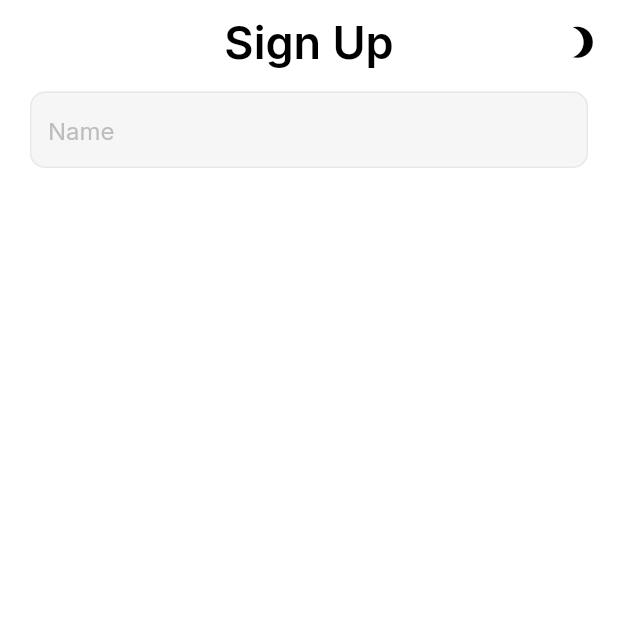
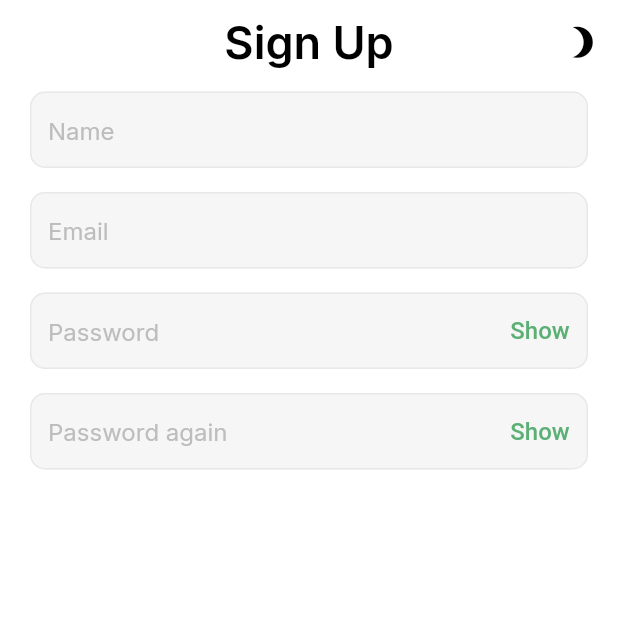
Before and after one commit to deam91/validate_your_input, a Flutter app: the screen it shows after launch, on a phone screen of 412 x 824 dp, the top half of it. Run offline on Flutter 3.47's test engine with Material 2 defaults, Android fonts, the light colour scheme and no system bars; drawn by our look-alikes of reactive_forms; our stand-ins replace get_it, google_fonts, shared_preferences; generated files the repository leaves out were written again.

Commit message:
Add email, password and password confirmation fields

```diff
--- a/lib/features/signup/custom_form.dart
+++ b/lib/features/signup/custom_form.dart
@@ -2,6 +2,7 @@ import 'package:flutter/foundation.dart';
 import 'package:flutter/material.dart';
 import 'package:reactive_forms/reactive_forms.dart';
 import 'package:validate_your_input/features/signup/animated_field_wrapper.dart';
+import 'package:validate_your_input/features/signup/show_suffix_button.dart';
 
 import '../../common/enum.dart';
 import '../../common/validators.dart';
@@ -87,6 +88,79 @@ class _CustomFormState extends State<CustomForm> {
           const SizedBox(
             height: 16,
           ),
+          AnimatedFieldWrapper(
+            child: ReactiveTextField(
+              formControlName: 'email',
+              textInputAction: TextInputAction.continueAction,
+              onSubmitted: () => form.focus('password'),
+              validationMessages: (control) => {
+                'required': 'The email must not be empty',
+                'email': 'The email value must be a valid email',
+                'unique': 'The email already exist',
+                'john': 'Sorry John, that email already exist. Don`t shut! 🤝 ',
+                'jonny':
+                    'Sorry Jonny, that email already exist. Check your treasure! 💰',
+              },
+              decoration: const InputDecoration(
+                hintText: 'Email',
+              ),
+            ),
+          ),
+          const SizedBox(
+            height: 16,
+          ),
+          AnimatedFieldWrapper(
+            child: ReactiveTextField(
+              formControlName: 'password',
+              obscureText: _obscurePassword,
+              textInputAction: TextInputAction.continueAction,
+              onSubmitted: () => form.focus('passwordConfirmation'),
+              validationMessages: (control) => {
+                'minLength': 'The password must contain at least 8 characters',
+                'pattern':
+                    'The password must contain uppercase and lowercase letters, numbers and special characters',
+                'required': 'The password must not be empty',
+                'password': 'The password value must be a valid password'
+              },
+              decoration: InputDecoration(
+                hintText: 'Password',
+                suffixIcon: SuffixButtonShow(onCliked: () {
+                  setState(() {
+                    _obscurePassword = !_obscurePassword;
+                  });
+                }),
+              ),
+            ),
+          ),
+          const SizedBox(
+            height: 16,
+          ),
+          AnimatedFieldWrapper(
+            child: ReactiveTextField(
+              formControlName: 'passwordConfirmation',
+              textInputAction: TextInputAction.continueAction,
+              onSubmitted: () => form.focus('birthdate'),
+              obscureText: _obscurePasswordConfirmation,
+              validationMessages: (control) => {
+                'minLength': 'The password must contain at least 8 characters',
+                'required': 'The password must not be empty',
+                'password': 'The password value must be a valid password',
+                'mustMatch': 'The confirmation must match with the password'
+              },
+              decoration: InputDecoration(
+                hintText: 'Password again',
+                suffixIcon: SuffixButtonShow(onCliked: () {
+                  setState(() {
+                    _obscurePasswordConfirmation =
+                        !_obscurePasswordConfirmation;
+                  });
+                }),
+              ),
+            ),
+          ),
+          const SizedBox(
+            height: 16,
+          ),
         ],
       ),
     );
```
